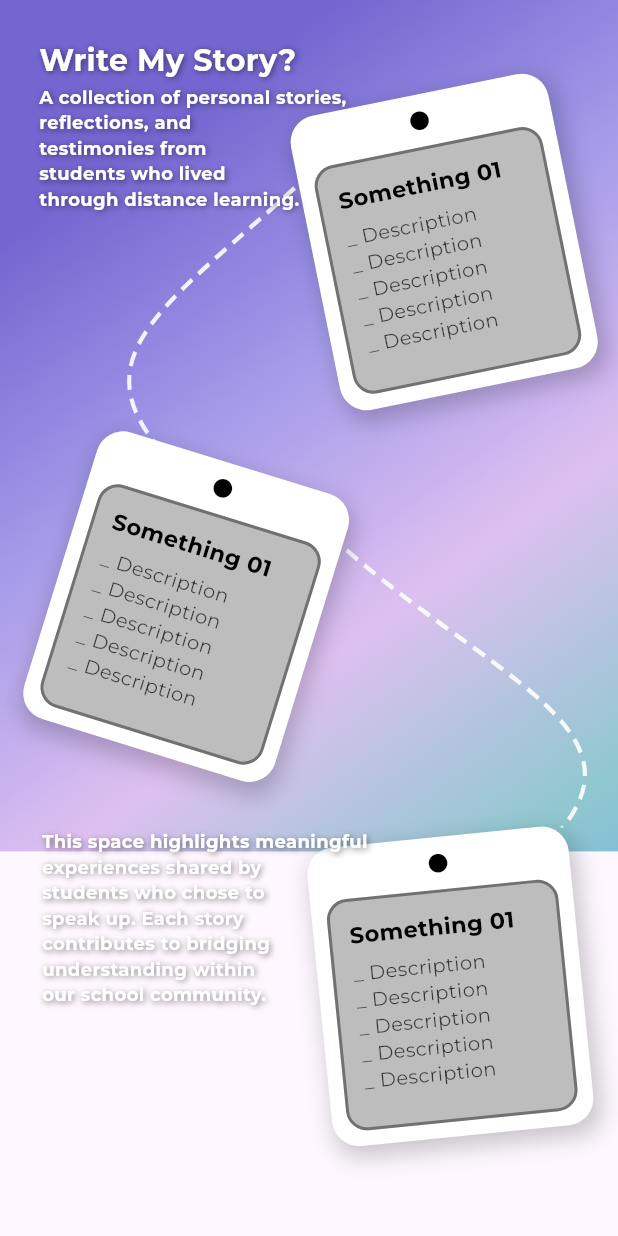
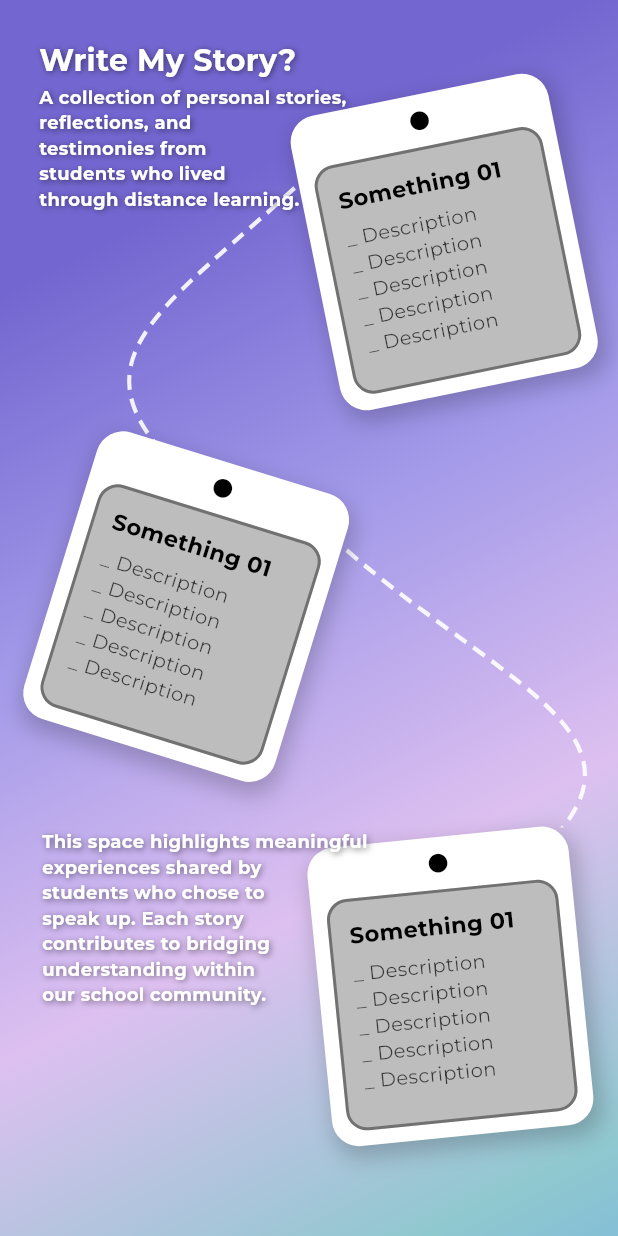
Before and after one commit to KHUN-Bunhap/PJC_Research, a Flutter app: the StoryView screen opened directly, on a phone screen of 412 x 824 dp. Run offline on Flutter 3.47's test engine with Material 3 defaults, Android fonts, the phone set to English and light mode, and no system bars; our stand-ins replace flutter_svg, google_fonts.

```diff
--- a/lib/main.dart
+++ b/lib/main.dart
@@ -25,3 +25,9 @@ void main() {
     ),
   );
 }
+/*
+git add .
+git commit -m "Update website"
+git push
+
+*/
--- a/lib/view_model/Story/story.dart
+++ b/lib/view_model/Story/story.dart
@@ -20,7 +20,9 @@ class _StoryViewState extends State<StoryView> {
         final isMobile = screenWidth < 600;
 
         return Scaffold(
-          body: AnimatedGradientBackground(
+          body: SizedBox(
+            height: screenHeight,
+            child: AnimatedGradientBackground(
               child: SingleChildScrollView(
                 child: Padding(
                   padding: EdgeInsets.all(isMobile ? 16 : 24),
@@ -68,7 +70,8 @@ class _StoryViewState extends State<StoryView> {
                           final card3Left = isMobile
                               ? containerWidth - card3Right - cardWidth
                               : containerWidth - card3Right - cardWidth - 80;
-                        final card3Top = roadHeight - card3Bottom - cardHeight;
+                          final card3Top =
+                              roadHeight - card3Bottom - cardHeight;
 
                           // Card 1 top-left corner
                           final x1 = isMobile ? card1Left + 20 : card1Left;
@@ -241,6 +244,7 @@ class _StoryViewState extends State<StoryView> {
                 ),
               ),
             ),
+          ),
         );
       },
     );
```
Also changed, not shown: 3 other files. Lines whose indentation alone changed are shown as unchanged.
